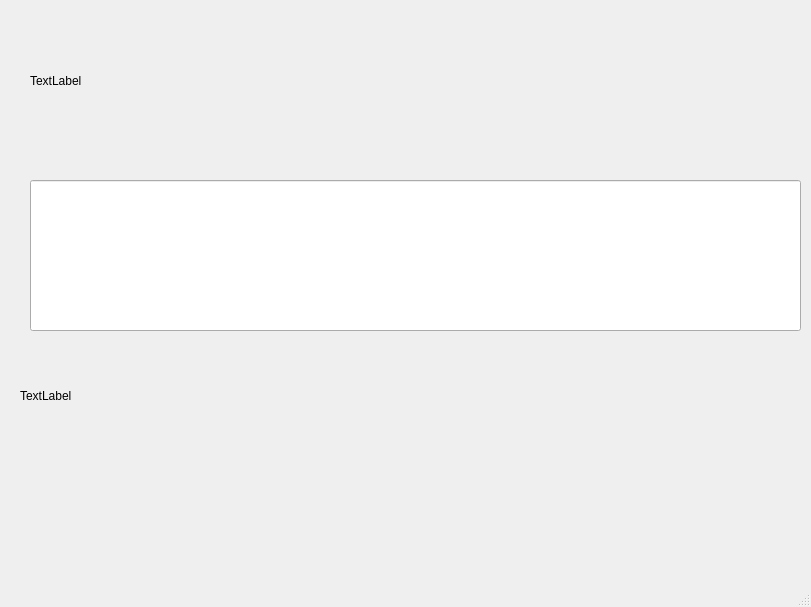
First picture: the form in keyBOND/mainwindow.ui, repository muslimitsuhide/keybond, before the edit.
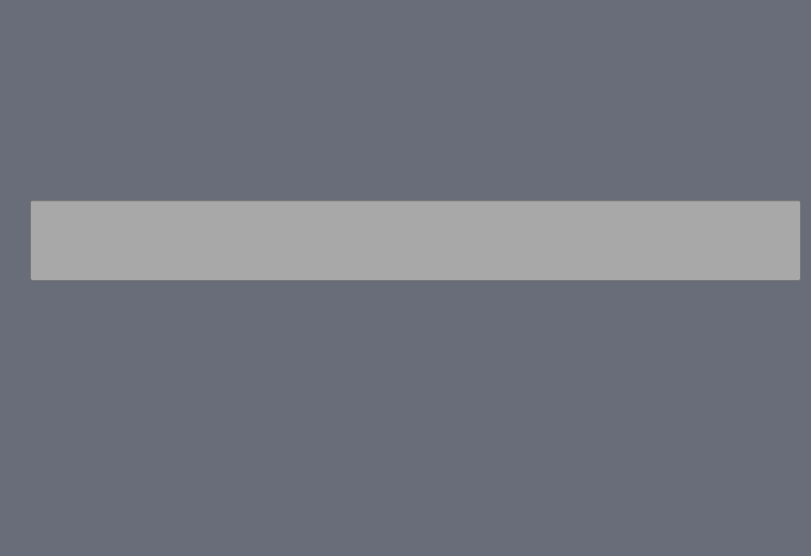
Second picture: the form after the edit.

```diff
--- a/keyBOND/mainwindow.ui
+++ b/keyBOND/mainwindow.ui
@@ -7,33 +7,39 @@
     <x>0</x>
     <y>0</y>
     <width>811</width>
-    <height>607</height>
+    <height>556</height>
    </rect>
   </property>
   <property name="windowTitle">
    <string>MainWindow</string>
   </property>
+  <property name="styleSheet">
+   <string notr="true">background-color:rgb(105, 109, 122)</string>
+  </property>
   <widget class="QWidget" name="centralwidget">
    <widget class="QLabel" name="label">
     <property name="geometry">
      <rect>
       <x>30</x>
-      <y>40</y>
+      <y>200</y>
       <width>771</width>
       <height>81</height>
      </rect>
     </property>
+    <property name="styleSheet">
+     <string notr="true">font: 20pt &quot;MS Shell Dlg 2&quot;;</string>
+    </property>
     <property name="text">
-     <string>TextLabel</string>
+     <string>Строка из файла</string>
     </property>
    </widget>
    <widget class="QLineEdit" name="line">
     <property name="geometry">
      <rect>
       <x>30</x>
-      <y>180</y>
+      <y>200</y>
       <width>771</width>
-      <height>151</height>
+      <height>81</height>
      </rect>
     </property>
     <property name="toolTip">
@@ -43,25 +49,45 @@
      <string/>
     </property>
     <property name="styleSheet">
-     <string notr="true">font: 20pt &quot;MS Shell Dlg 2&quot;;</string>
+     <string notr="true">font: 20pt &quot;MS Shell Dlg 2&quot;;
+background-color: rgb(168, 168, 168);</string>
     </property>
    </widget>
-   <widget class="QLabel" name="error">
+   <widget class="QWidget" name="horizontalLayoutWidget">
     <property name="geometry">
      <rect>
-      <x>20</x>
-      <y>370</y>
+      <x>30</x>
+      <y>360</y>
       <width>771</width>
-      <height>51</height>
+      <height>91</height>
      </rect>
     </property>
-    <property name="text">
-     <string>TextLabel</string>
-    </property>
+    <layout class="QHBoxLayout" name="horizontalLayout">
+     <item>
+      <widget class="QLabel" name="time">
+       <property name="styleSheet">
+        <string notr="true">font: 14pt &quot;MS Shell Dlg 2&quot;;</string>
+       </property>
+       <property name="text">
+        <string/>
+       </property>
+      </widget>
+     </item>
+     <item>
+      <widget class="QLabel" name="speed">
+       <property name="styleSheet">
+        <string notr="true">font: 14pt &quot;MS Shell Dlg 2&quot;;</string>
+       </property>
+       <property name="text">
+        <string/>
+       </property>
+      </widget>
+     </item>
+    </layout>
    </widget>
-   <zorder>error</zorder>
-   <zorder>line</zorder>
+   <zorder>horizontalLayoutWidget</zorder>
    <zorder>label</zorder>
+   <zorder>line</zorder>
   </widget>
   <widget class="QMenuBar" name="menubar">
    <property name="geometry">
```
